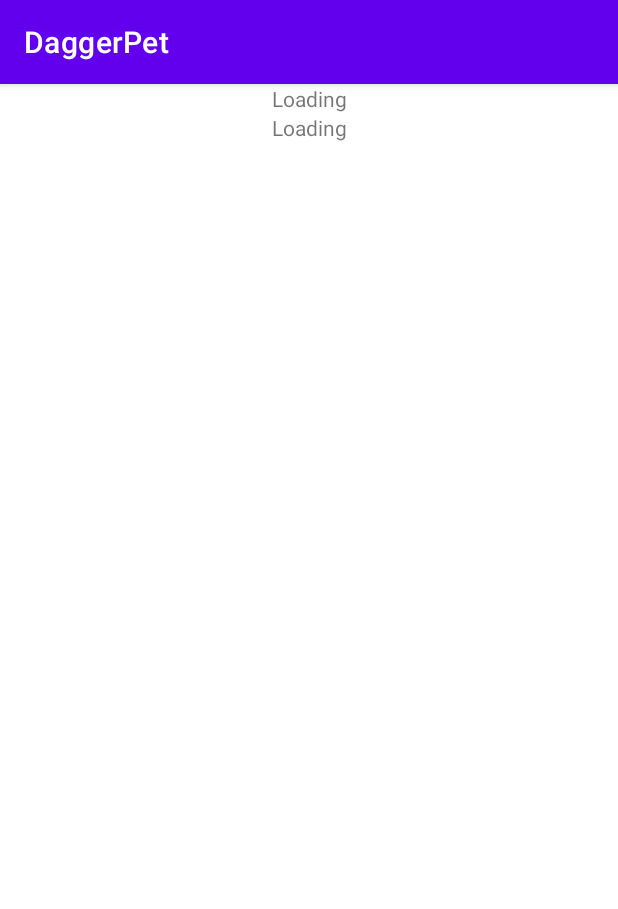
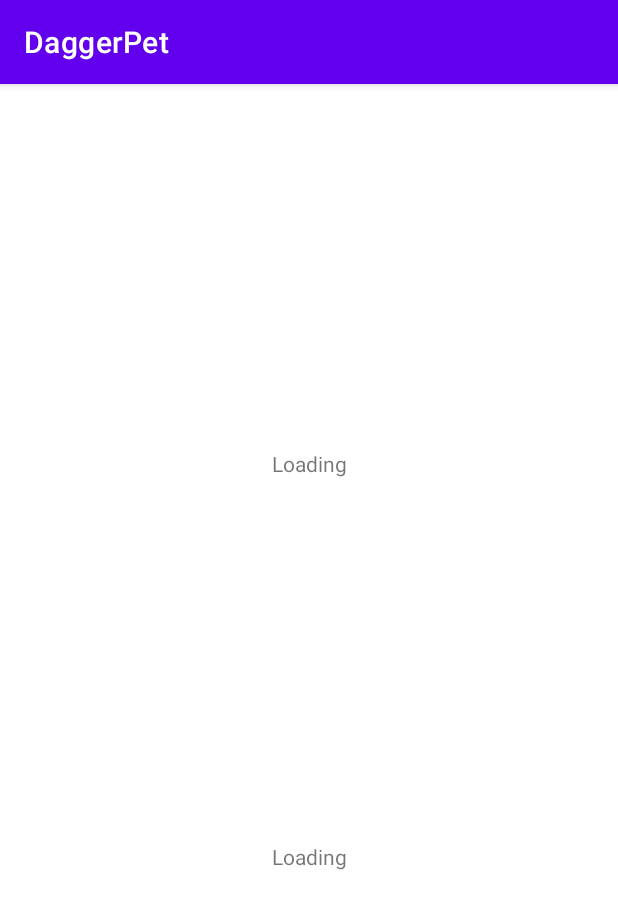
Before and after one commit to MihailYa/anvil.test, an Android app: the screen it shows after launch (MainActivity), on a phone screen of 412 x 824 dp. Shown: the top 909 px of the screen. Run offline under Robolectric (Android 15) with nearby library versions, the phone set to English and light mode, and no system bars; our stand-ins replace Dagger/Hilt's generated code, Timber; libraries missing offline, so code that uses them is left out: by.kirich1409.viewbindingdelegate, com.squareup.anvil; 4 statements that could not run were skipped.

Commit message:
feat: remove redundant classes

```diff
--- a/app/src/main/java/com/mihailya/daggerpet/ui/main/MainFragment.kt
+++ /dev/null
@@ -1,17 +0,0 @@
-package com.mihailya.daggerpet.ui.main
-
-import android.os.Bundle
-import androidx.fragment.app.Fragment
-import by.kirich1409.viewbindingdelegate.viewBinding
-import com.mihailya.daggerpet.R
-import com.mihailya.daggerpet.databinding.FragmentMainBinding
-
-class MainFragment : Fragment(R.layout.fragment_main) {
-
-  private val binding by viewBinding(FragmentMainBinding::bind)
-
-  override fun onCreate(savedInstanceState: Bundle?) {
-    super.onCreate(savedInstanceState)
-
-  }
-}
--- a/app/src/main/res/layout/activity_main.xml
+++ b/app/src/main/res/layout/activity_main.xml
@@ -22,22 +22,10 @@
       android:layout_width="wrap_content"
       android:layout_height="wrap_content"
       android:text="@string/loading"
-      app:layout_constraintBottom_toTopOf="@id/nav_host_fragment"
+      app:layout_constraintBottom_toBottomOf="parent"
       app:layout_constraintEnd_toEndOf="parent"
       app:layout_constraintStart_toStartOf="parent"
       app:layout_constraintTop_toBottomOf="@id/main_text_view"
       />
 
-  <androidx.fragment.app.FragmentContainerView
-      android:id="@+id/nav_host_fragment"
-      android:name="androidx.navigation.fragment.NavHostFragment"
-      android:layout_width="0dp"
-      android:layout_height="0dp"
-      app:layout_constraintLeft_toLeftOf="parent"
-      app:layout_constraintRight_toRightOf="parent"
-      app:layout_constraintTop_toBottomOf="@id/second_text_view"
-      app:layout_constraintBottom_toBottomOf="parent"
-      app:defaultNavHost="true"
-      app:navGraph="@navigation/nav_graph" />
-
 </androidx.constraintlayout.widget.ConstraintLayout>
--- a/app/src/main/res/navigation/nav_graph.xml
+++ /dev/null
@@ -1,12 +0,0 @@
-<?xml version="1.0" encoding="utf-8"?>
-<navigation xmlns:android="http://schemas.android.com/apk/res/android"
-    xmlns:tools="http://schemas.android.com/tools"
-    xmlns:app="http://schemas.android.com/apk/res-auto"
-    android:id="@+id/nav_graph"
-    app:startDestination="@id/mainFragment">
-  <fragment
-      android:id="@+id/mainFragment"
-      android:name="com.mihailya.daggerpet.ui.main.MainFragment"
-      tools:layout="@layout/fragment_main"
-      />
-</navigation>
```
Also changed, not shown: app/build.gradle.kts (+5 -5 lines), app/src/main/java/com/mihailya/daggerpet/ui/home/HomeFragment.kt (deleted, +0 -37 lines), app/src/main/java/com/mihailya/daggerpet/ui/home/HomeViewModel.kt (deleted, +0 -11 lines), app/src/main/java/com/mihailya/daggerpet/ui/home/di/HomeComponent.kt (deleted, +0 -18 lines), app/src/main/java/com/mihailya/daggerpet/ui/home/di/HomeScope.kt (deleted, +0 -7 lines).
